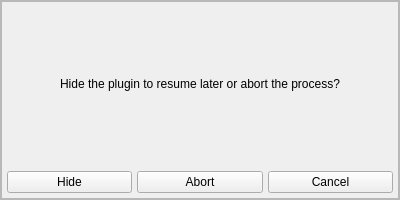
This is plugins/SkyCultureMaker/src/gui/scmHideOrAbortMakerDialog.ui in Stellarium/stellarium as Qt 5 draws it before an edit. The edited form follows.
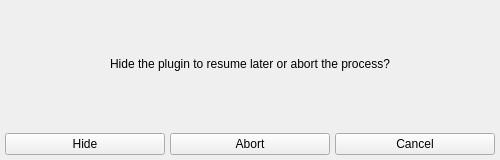
This is the edited form. Custom widgets are drawn as their Qt base class.

```diff
--- a/plugins/SkyCultureMaker/src/gui/scmHideOrAbortMakerDialog.ui
+++ b/plugins/SkyCultureMaker/src/gui/scmHideOrAbortMakerDialog.ui
@@ -6,8 +6,8 @@
    <rect>
     <x>0</x>
     <y>0</y>
-    <width>400</width>
-    <height>200</height>
+    <width>500</width>
+    <height>160</height>
    </rect>
   </property>
   <property name="styleSheet">
@@ -45,7 +45,7 @@
       </sizepolicy>
      </property>
      <property name="frameShape">
-      <enum>QFrame::Shape::StyledPanel</enum>
+      <enum>QFrame::NoFrame</enum>
      </property>
      <layout class="QGridLayout" name="gridLayout_2">
       <property name="leftMargin">
@@ -72,10 +72,7 @@
          </sizepolicy>
         </property>
         <property name="frameShape">
-         <enum>QFrame::Shape::StyledPanel</enum>
-        </property>
-        <property name="frameShadow">
-         <enum>QFrame::Shadow::Raised</enum>
+         <enum>QFrame::NoFrame</enum>
         </property>
         <layout class="QGridLayout" name="gridLayout_3">
          <property name="leftMargin">
```
Left out of the diff: 2 changed lines with no effect on the pictures.
